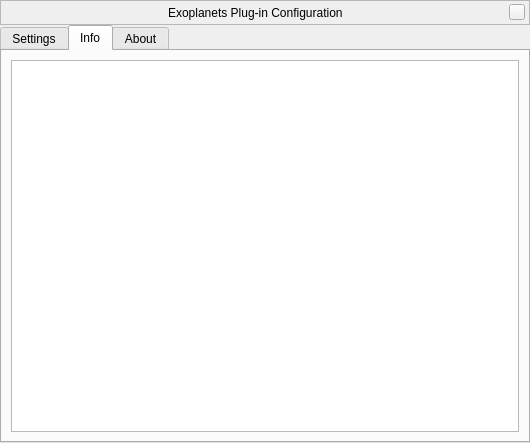
The window that plugins/Exoplanets/src/gui/exoplanetsDialog.ui (519984307/stellarium_src) describes before a commit, drawn with Qt 5.
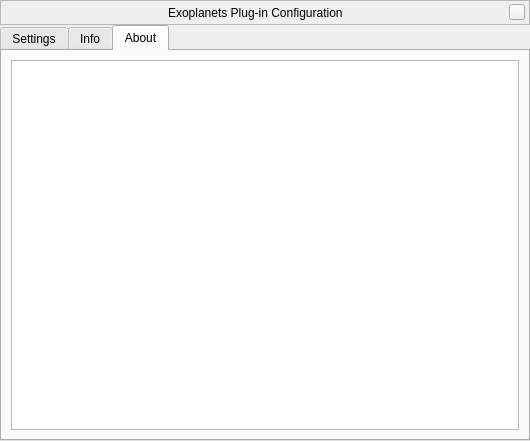
The same window after the commit. The open tabs and pages were chosen to show the change. Custom widgets are drawn as their Qt base class.

What changed in the file:
```diff
--- a/plugins/Exoplanets/src/gui/exoplanetsDialog.ui
+++ b/plugins/Exoplanets/src/gui/exoplanetsDialog.ui
@@ -7,7 +7,7 @@
     <x>0</x>
     <y>0</y>
     <width>528</width>
-    <height>443</height>
+    <height>441</height>
    </rect>
   </property>
   <property name="windowTitle">
@@ -314,11 +314,11 @@
        </item>
       </layout>
      </widget>
-     <widget class="QWidget" name="aboutTab">
+     <widget class="QWidget" name="infoTab">
       <attribute name="title">
        <string comment="tab in plugin windows">Info</string>
       </attribute>
-      <layout class="QVBoxLayout" name="verticalLayout_12">
+      <layout class="QVBoxLayout" name="verticalLayoutInfoBox">
        <property name="spacing">
         <number>9</number>
        </property>
@@ -338,7 +338,7 @@
       <attribute name="title">
        <string comment="tab in plugin windows">About</string>
       </attribute>
-      <layout class="QVBoxLayout" name="verticalLayout_11">
+      <layout class="QVBoxLayout" name="verticalLayoutAboutBox">
        <property name="spacing">
         <number>9</number>
        </property>
```
Left out of the diff: 3 changed lines with no effect on the pictures.
